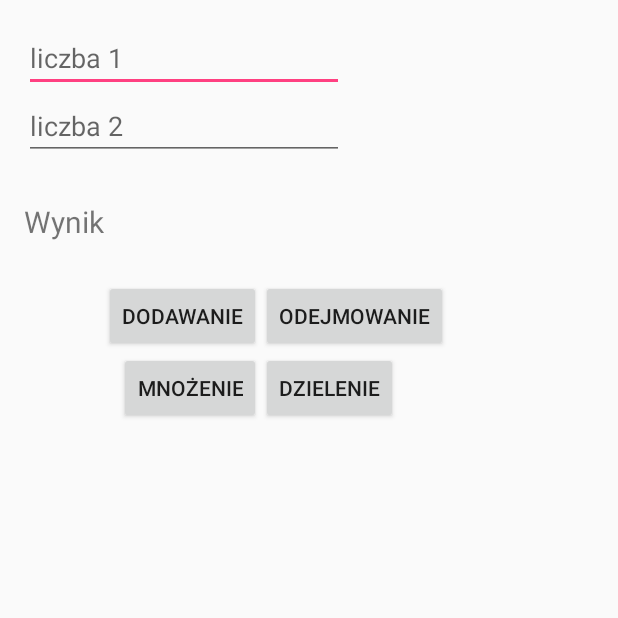
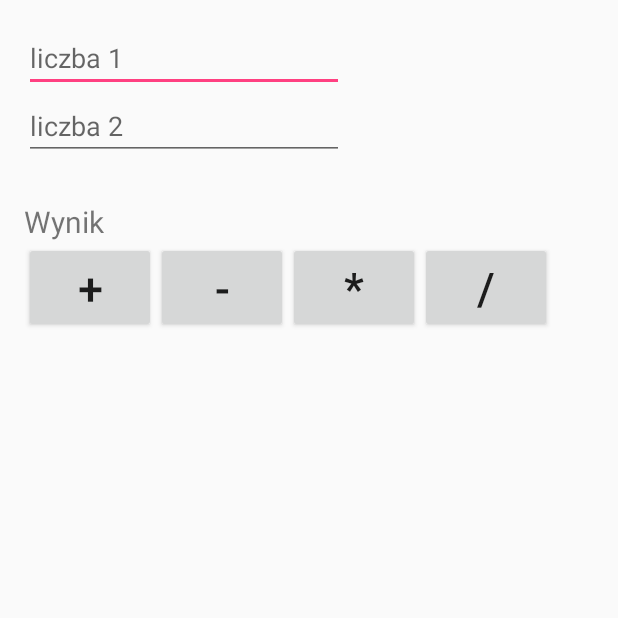
Before and after one commit to bartekkas/Calculator, an Android app: the screen it shows after launch (MainActivity), on a phone screen of 412 x 824 dp, the top half of it. Run offline under Robolectric (Android 15) with nearby library versions, the phone set to English and light mode, and no system bars.

Commit message:
Buttons change

```diff
--- a/app/src/main/res/layout/activity_main.xml
+++ b/app/src/main/res/layout/activity_main.xml
@@ -42,33 +42,36 @@
     <Button
         android:layout_width="wrap_content"
         android:layout_height="wrap_content"
-        android:text="Dodawanie"
+        android:text="+"
+        android:textSize="30sp"
         android:id="@+id/addButton"
-        android:layout_above="@+id/multiButton"
-        android:layout_toEndOf="@+id/score" />
+        android:layout_below="@+id/score"
+        android:layout_alignParentStart="true" />
 
     <Button
         android:layout_width="wrap_content"
         android:layout_height="wrap_content"
-        android:text="Odejmowanie"
+        android:text="-"
+        android:textSize="30sp"
         android:id="@+id/subtrButton"
-        android:layout_marginTop="25dp"
-        android:layout_below="@+id/score"
+        android:layout_alignTop="@+id/addButton"
         android:layout_toEndOf="@+id/addButton" />
 
     <Button
         android:layout_width="wrap_content"
         android:layout_height="wrap_content"
-        android:text="Mnożenie"
+        android:text="*"
+        android:textSize="30sp"
         android:id="@+id/multiButton"
-        android:layout_alignTop="@+id/divButton"
-        android:layout_toStartOf="@+id/divButton" />
+        android:layout_alignTop="@+id/subtrButton"
+        android:layout_toEndOf="@+id/subtrButton" />
 
     <Button
         android:layout_width="wrap_content"
         android:layout_height="wrap_content"
-        android:text="Dzielenie"
+        android:text="/"
+        android:textSize="30sp"
         android:id="@+id/divButton"
-        android:layout_below="@+id/subtrButton"
-        android:layout_toEndOf="@+id/addButton" />
+        android:layout_alignTop="@+id/multiButton"
+        android:layout_toEndOf="@+id/multiButton" />
 </RelativeLayout>
```
